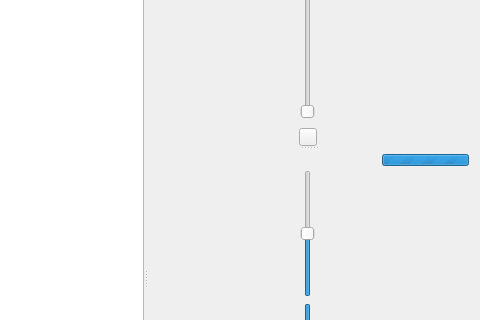
Old version of the form src/wmainwindow.ui in the repository gillesdegottex/dfasma; both pictures show x 351 to 831 and y 82 to 402 of the 831 by 713 pixel window.
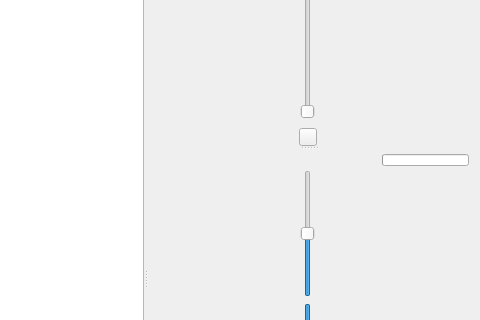
New version of the form. Icons and pictures are not drawn.

What changed in the file:
```diff
--- a/src/wmainwindow.ui
+++ b/src/wmainwindow.ui
@@ -279,11 +279,8 @@
                <pointsize>8</pointsize>
               </font>
              </property>
-             <property name="maximum">
-              <number>0</number>
-             </property>
-             <property name="value">
-              <number>-1</number>
+             <property name="textVisible">
+              <bool>false</bool>
              </property>
             </widget>
            </item>
```
Left out of the diff: 2 changed lines with no effect on the pictures.
